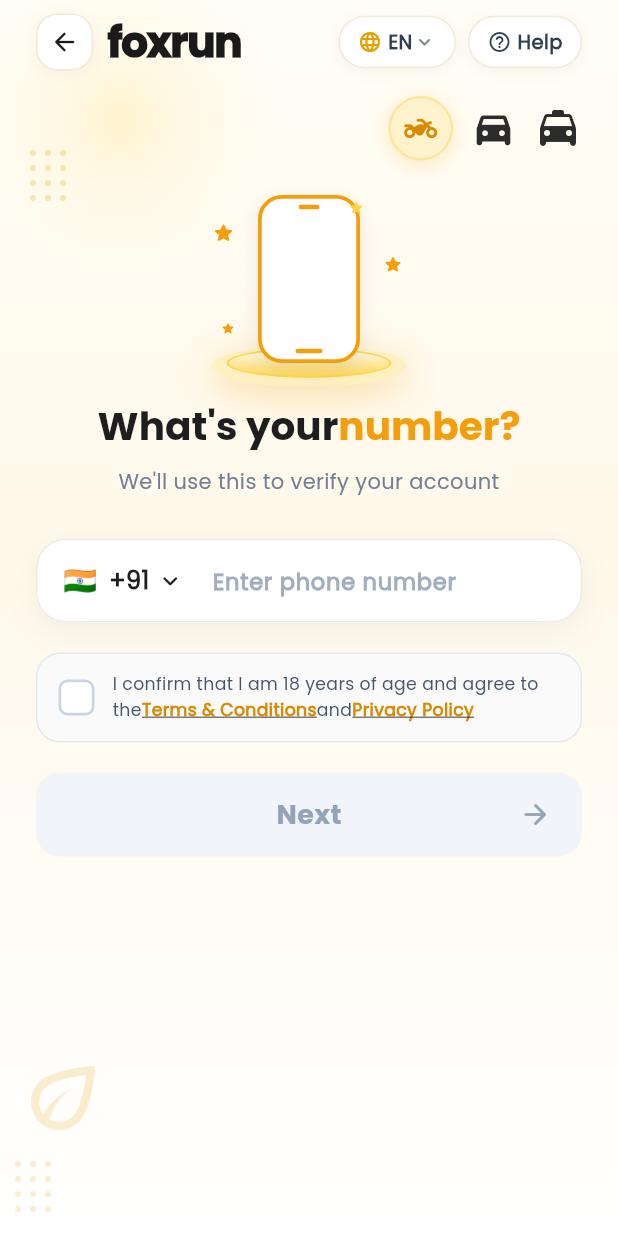
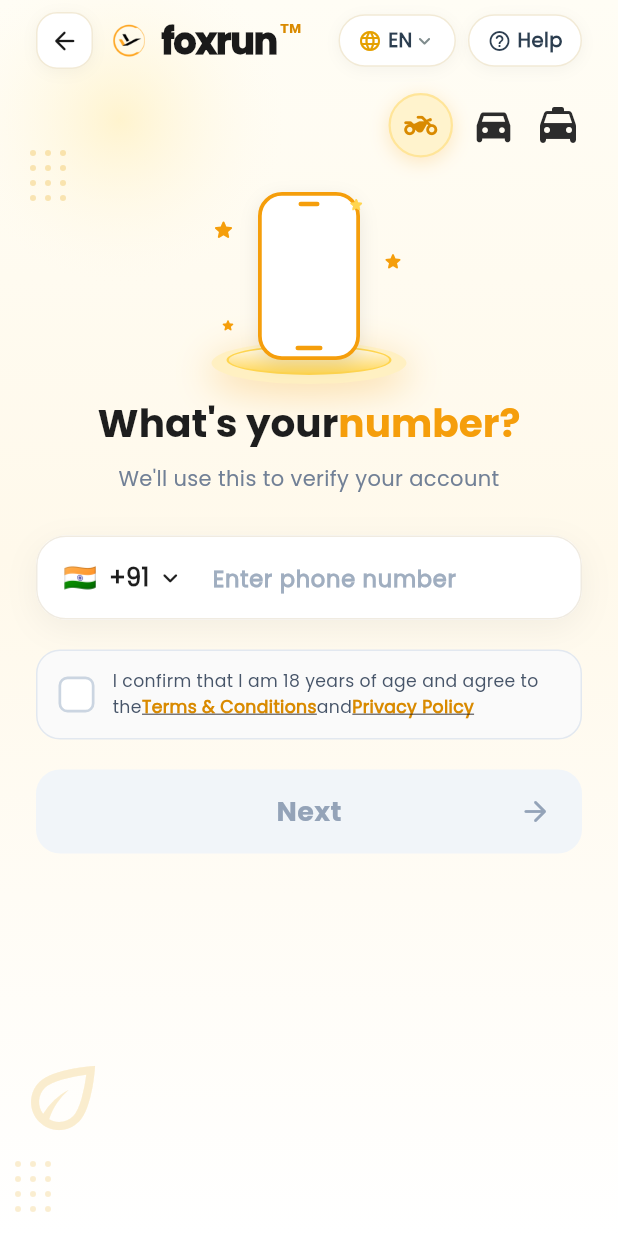
Before and after one commit to neuravolt/foxrunrider, a Flutter app: the screen it shows after launch, after a tap on "Get Started", on a phone screen of 412 x 824 dp. Run offline on Flutter 3.47's test engine with Material 3 defaults, Android fonts, the phone set to English and light mode, and no system bars; drawn by our look-alikes of intl_phone_field; our stand-ins replace bloc, bot_toast, cloud_firestore, equatable, firebase_auth, firebase_core and 24 more; missing offline and left inert: flutter_polyline_points, geoflutterfire_plus, onesignal_flutter, razorpay_flutter; accounts and stored records are empty; network calls fail; Roboto replaces fonts that are missing (Gilroy Regular).

Commit message:
feat: add initial screen, login screen, and onboarding screen boilerplate

```diff
--- a/lib/presentation/screens/auth/login_screen.dart
+++ b/lib/presentation/screens/auth/login_screen.dart
@@ -314,16 +314,50 @@ class _LoginScreenState extends State<LoginScreen> with WidgetsBindingObserver {
                                           ),
                                         ),
                                       ),
-                                      const SizedBox(width: 10),
-                                      Text(
-                                        "foxrun",
-                                        style: heading1(context).copyWith(
-                                          color: const Color(0xFF1A1A1A),
-                                          fontSize: 28,
-                                          fontWeight: FontWeight.w900,
-                                          letterSpacing: -0.8,
-                                        ),
-                                      ),
+                                       const SizedBox(width: 8),
+                                       // Foxrun Logo Icon
+                                       ClipRRect(
+                                         borderRadius:
+                                             BorderRadius.circular(8),
+                                         child: Image.asset(
+                                           'assets/images/appIcon.png',
+                                           height: 32,
+                                           width: 32,
+                                           fit: BoxFit.contain,
+                                         ),
+                                       ),
+                                       const SizedBox(width: 6),
+                                       // Foxrun Text & Small TM Sign
+                                       Text.rich(
+                                         TextSpan(
+                                           text: "foxrun",
+                                           style: heading1(context).copyWith(
+                                             color: const Color(0xFF1A1A1A),
+                                             fontSize: 24,
+                                             fontWeight: FontWeight.w900,
+                                             letterSpacing: -0.6,
+                                           ),
+                                           children: const [
+                                             WidgetSpan(
+                                               alignment:
+                                                   PlaceholderAlignment.top,
+                                               child: Padding(
+                                                 padding: EdgeInsets.only(
+                                                     left: 2, top: 2),
+                                                 child: Text(
+                                                   "TM",
+                                                   style: TextStyle(
+                                                     fontSize: 9,
+                                                     fontWeight:
+                                                         FontWeight.w800,
+                                                     color: Color(0xFFD98A00),
+                                                   ),
+                                                 ),
+                                               ),
+                                             ),
+                                           ],
+                                         ),
+                                       ),
                                     ],
                                   ),
                                   Row(
--- a/lib/presentation/screens/onboarding/on_boarding_screen.dart
+++ b/lib/presentation/screens/onboarding/on_boarding_screen.dart
@@ -1,20 +1,14 @@
 import 'dart:async';
-import 'dart:io';
 import 'package:flutter/material.dart';
-import 'package:flutter_bloc/flutter_bloc.dart';
 import 'package:flutter_svg/svg.dart';
 import 'package:provider/provider.dart';
 import 'package:ride_on/core/utils/translate.dart';
-import 'package:ride_on/presentation/screens/auth/google_update_screen.dart';
 import 'package:ride_on/presentation/screens/auth/login_screen.dart';
-import 'package:ride_on/presentation/screens/auth/signup_screen.dart';
-import 'package:ride_on/presentation/screens/home/item_home_screen.dart';
 import 'package:ride_on/presentation/screens/onboarding/language_select_screen.dart';
 import '../../../core/utils/common_widget.dart';
 import '../../../core/utils/theme/project_color.dart';
 import '../../../core/utils/theme/theme_style.dart';
-import '../../cubits/auth/apple_login_cubit.dart';
-import '../../cubits/auth/google_login_cubit.dart';
+
 
 
 class Onboardingscreen extends StatefulWidget {
@@ -79,48 +73,7 @@ class _OnboardingscreenState extends State<Onboardingscreen> {
     notifires = Provider.of<ColorNotifires>(context, listen: true);
     return Scaffold(
       backgroundColor: whiteColor,
-      body: MultiBlocListener(
-          listeners: [
-            BlocListener<GoogleLoginCubit, GoogleLoginState>(
-              listener: (context, state) {
-                if (state is GoogleLoginSucess) {
-                  Navigator.push(
-                      context,
-                      MaterialPageRoute(
-                          builder: (context) => const ItemHomeScreen()));
-                } else if (state is AddPhoneNumberState) {
-                  Navigator.push(
-                      context,
-                      MaterialPageRoute(
-                          builder: (context) => GoogleUpdate(
-                                email: state.loginModel.data?.email ?? "",
-                              )));
-                } else if (state is GoogleLoginFailure) {
-                  showErrorToastMessage(state.error);
-                }
-              },
-            ),
-            BlocListener<AppleLoginCubit, AppleLoginState>(
-              listener: (context, state) {
-                if (state is AppleLoginSuccess) {
-                  Navigator.push(
-                      context,
-                      MaterialPageRoute(
-                          builder: (context) => const ItemHomeScreen()));
-                } else if (state is AddPhoneNumberAppleState) {
-                  Navigator.push(
-                      context,
-                      MaterialPageRoute(
-                          builder: (context) => const GoogleUpdate()));
-                } else if (state is AppleLoginFailure) {
-                  closeLoading();
-                  showErrorToastMessage(state.error);
-                }
-              },
-            )
-          ],
-
-          child: SingleChildScrollView(
+      body: SingleChildScrollView(
         child: SizedBox(
           height: MediaQuery.of(context).size.height,
           child: Stack(
@@ -142,60 +95,81 @@ class _OnboardingscreenState extends State<Onboardingscreen> {
                 left: 40,
                 right: 40,
                 child: SafeArea(
-                      child: Column(
-                        mainAxisSize: MainAxisSize.min,
-                        children: [
-                          CustomsButtons(
-                            textColor: blackColor,
-                            text: "Get Started",
-                            backgroundColor: themeColor,
-                            onPressed: () {
+                  child: InkWell(
+                    onTap: () {
                       Navigator.pushReplacement(
                         context,
-                                MaterialPageRoute(builder: (context) => const LoginScreen()),
+                        MaterialPageRoute(
+                            builder: (context) => const LoginScreen()),
                       );
                     },
+                    borderRadius: BorderRadius.circular(35),
+                    child: Container(
+                      height: 70,
+                      padding: const EdgeInsets.all(8),
+                      decoration: BoxDecoration(
+                        gradient: const LinearGradient(
+                          colors: [
+                            Color(0xFFFFC045), // Lighter yellowish-orange
+                            Color(0xFFFF9C1A), // Rich orange
+                          ],
+                          begin: Alignment.centerLeft,
+                          end: Alignment.centerRight,
                         ),
-                          const SizedBox(height: 12),
-                          Text(
-                            "Or continue using".translate(context),
-                            style: regular(context),
+                        borderRadius: BorderRadius.circular(35),
+                        boxShadow: [
+                          BoxShadow(
+                            color: const Color(0xFFFF9C1A).withValues(alpha: 0.4),
+                            blurRadius: 16,
+                            offset: const Offset(0, 8),
                           ),
-                          const SizedBox(height: 10),
-                          Row(
-                            mainAxisAlignment: MainAxisAlignment.center,
+                        ],
+                      ),
+                      child: Row(
                         children: [
-                              InkWell(
-                                onTap: () {
-                                  context.read<GoogleLoginCubit>().googleLogin(context);
-                                },
-                                child: Container(
-                                  padding: const EdgeInsets.all(10),
-                                  decoration: BoxDecoration(
-                                    color: themeColor.withValues(alpha: .3),
-                                    borderRadius: BorderRadius.circular(14),
+                          // Left: White circle with location pin
+                          Container(
+                            width: 54,
+                            height: 54,
+                            decoration: const BoxDecoration(
+                              shape: BoxShape.circle,
+                              color: Colors.white,
                             ),
-                                  child: SvgPicture.asset("assets/images/google_icon.svg"),
+                            child: const Icon(
+                              Icons.location_on,
+                              color: Color(0xFFFF9C1A),
+                              size: 26,
                             ),
                           ),
-                              if (Platform.isIOS) const SizedBox(width: 25),
-                              if (Platform.isIOS)
-                                InkWell(
-                                  onTap: () {
-                                    context.read<AppleLoginCubit>().appleLogin(context);
-                                  },
-                                  child: Container(
-                                    padding: const EdgeInsets.all(12),
-                                    decoration: BoxDecoration(
-                                      color: themeColor.withValues(alpha: .3),
-                                      borderRadius: BorderRadius.circular(16),
+                          // Center: Text
+                          Expanded(
+                            child: Text(
+                              "Get Started".translate(context),
+                              textAlign: TextAlign.center,
+                              style: largeHeadingMedium.copyWith(
+                                color: const Color(0xFF1E1E1E),
+                                fontSize: 18,
+                                fontWeight: FontWeight.bold,
                               ),
-                                    child: SvgPicture.asset("assets/images/apple_icon.svg"),
+                            ),
+                          ),
+                          // Right: Black circle with arrow
+                          Container(
+                            width: 54,
+                            height: 54,
+                            decoration: const BoxDecoration(
+                              shape: BoxShape.circle,
+                              color: Color(0xFF1A1A1A),
+                            ),
+                            child: const Icon(
+                              Icons.arrow_forward_rounded,
+                              color: Colors.white,
+                              size: 22,
                             ),
                           ),
                         ],
                       ),
-                        ],
+                    ),
                   ),
                 ),
               ),
@@ -219,8 +193,6 @@ class _OnboardingscreenState extends State<Onboardingscreen> {
             ],
           ),
         ),
-          )
-
       ),
     );
   }
--- a/lib/presentation/screens/splash/initial_screen.dart
+++ b/lib/presentation/screens/splash/initial_screen.dart
@@ -40,9 +40,10 @@ class _InitialScreenState extends State<InitialScreen> {
   RideRequest? ridedata;
 
   void handleNavigation() {
-    final bool isFirstUser = box.get('Firstuser', defaultValue: false) != true;
+    final bool isFirstUser =
+        box.get('Firstuser', defaultValue: false) != true;
 
-    final duration = Duration(seconds: isFirstUser ? 4 : 0);
+    final duration = Duration(milliseconds: isFirstUser ? 1800 : 1500);
     Timer(duration, () {
       if (isFirstUser) {
         navigateToScreen(context, () => const Onboardingscreen());
```
Lines whose indentation alone changed are shown as unchanged.
